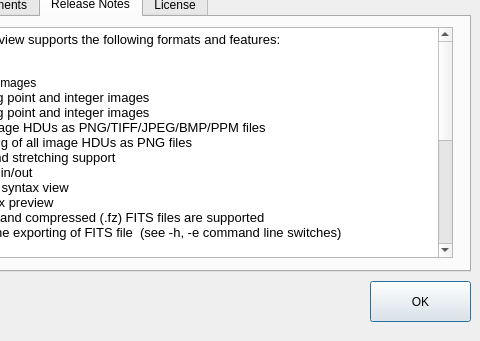
The window that aboutdialog.ui (surhh/nfitsview) describes before a commit, drawn with Qt 5; both pictures show x 120 to 600 and y 159 to 500 of the 600 by 500 pixel window.
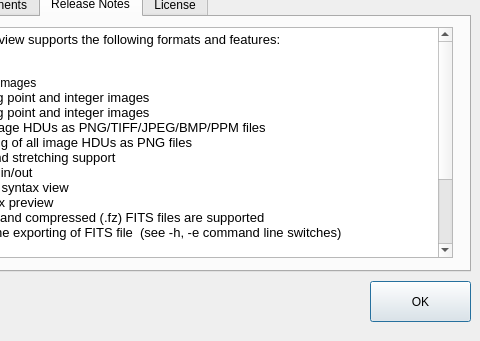
The same window after the commit. The open tabs and pages were chosen to show the change. Icons and pictures are not drawn.

Commit message: Fixed issue in float/double calculation. Preparing for release 3.9

```diff
--- a/aboutdialog.ui
+++ b/aboutdialog.ui
@@ -233,19 +233,10 @@
 &lt;p style=&quot;-qt-paragraph-type:empty; margin-top:0px; margin-bottom:0px; margin-left:0px; margin-right:0px; -qt-block-indent:0; text-indent:0px; font-family:'Sans Serif'; font-size:9pt;&quot;&gt;&lt;br /&gt;&lt;/p&gt;
 &lt;p style=&quot; margin-top:0px; margin-bottom:0px; margin-left:0px; margin-right:0px; -qt-block-indent:0; text-indent:0px;&quot;&gt;&lt;span style=&quot; font-style:italic;&quot;&gt;Note: the console output is not visible on Windows platform. The command line supports image exporting only in &amp;quot;Original&amp;quot; mapping mode.&lt;/span&gt;&lt;/p&gt;
 &lt;p style=&quot;-qt-paragraph-type:empty; margin-top:0px; margin-bottom:0px; margin-left:0px; margin-right:0px; -qt-block-indent:0; text-indent:0px;&quot;&gt;&lt;br /&gt;&lt;/p&gt;
+&lt;p style=&quot;-qt-paragraph-type:empty; margin-top:0px; margin-bottom:0px; margin-left:0px; margin-right:0px; -qt-block-indent:0; text-indent:0px;&quot;&gt;&lt;br /&gt;&lt;/p&gt;
 &lt;p style=&quot; margin-top:0px; margin-bottom:0px; margin-left:0px; margin-right:0px; -qt-block-indent:0; text-indent:0px;&quot;&gt;Fixes and new features in this release:&lt;/p&gt;
 &lt;p style=&quot;-qt-paragraph-type:empty; margin-top:0px; margin-bottom:0px; margin-left:0px; margin-right:0px; -qt-block-indent:0; text-indent:0px;&quot;&gt;&lt;br /&gt;&lt;/p&gt;
-&lt;p style=&quot; margin-top:0px; margin-bottom:0px; margin-left:0px; margin-right:0px; -qt-block-indent:0; text-indent:0px;&quot;&gt;Major changes are done in this release:&lt;/p&gt;
-&lt;p style=&quot; margin-top:0px; margin-bottom:0px; margin-left:0px; margin-right:0px; -qt-block-indent:0; text-indent:0px;&quot;&gt;- Removed Gamma Correction funtionality, replaced it with more scientific    &lt;/p&gt;
-&lt;p style=&quot; margin-top:0px; margin-bottom:0px; margin-left:0px; margin-right:0px; -qt-block-indent:0; text-indent:0px;&quot;&gt;  visualization approach&lt;/p&gt;
-&lt;p style=&quot; margin-top:0px; margin-bottom:0px; margin-left:0px; margin-right:0px; -qt-block-indent:0; text-indent:0px;&quot;&gt;- Added percentile and stretching functionality&lt;/p&gt;
-&lt;p style=&quot; margin-top:0px; margin-bottom:0px; margin-left:0px; margin-right:0px; -qt-block-indent:0; text-indent:0px;&quot;&gt;- Added distribution histogram graph&lt;/p&gt;
-&lt;p style=&quot; margin-top:0px; margin-bottom:0px; margin-left:0px; margin-right:0px; -qt-block-indent:0; text-indent:0px;&quot;&gt;- Disabled OpenMP support, in many cases it didn't provide the expected  &lt;/p&gt;
-&lt;p style=&quot; margin-top:0px; margin-bottom:0px; margin-left:0px; margin-right:0px; -qt-block-indent:0; text-indent:0px;&quot;&gt;  performance increase&lt;/p&gt;
-&lt;p style=&quot; margin-top:0px; margin-bottom:0px; margin-left:0px; margin-right:0px; -qt-block-indent:0; text-indent:0px;&quot;&gt;- Lots of changes are done in conversion functions&lt;/p&gt;
-&lt;p style=&quot; margin-top:0px; margin-bottom:0px; margin-left:0px; margin-right:0px; -qt-block-indent:0; text-indent:0px;&quot;&gt;- Fixed minor bugs&lt;/p&gt;
-&lt;p style=&quot; margin-top:0px; margin-bottom:0px; margin-left:0px; margin-right:0px; -qt-block-indent:0; text-indent:0px;&quot;&gt;- Minor UI changes&lt;/p&gt;
-&lt;p style=&quot;-qt-paragraph-type:empty; margin-top:0px; margin-bottom:0px; margin-left:0px; margin-right:0px; -qt-block-indent:0; text-indent:0px; font-family:'Sans Serif'; font-size:9pt;&quot;&gt;&lt;br /&gt;&lt;/p&gt;&lt;/body&gt;&lt;/html&gt;</string>
+&lt;p style=&quot; margin-top:0px; margin-bottom:0px; margin-left:0px; margin-right:0px; -qt-block-indent:0; text-indent:0px;&quot;&gt;- Fixed float/double calculation precision issue in percentile processing&lt;/p&gt;&lt;/body&gt;&lt;/html&gt;</string>
      </property>
     </widget>
    </widget>
```
The commit also changes 3 other files.
